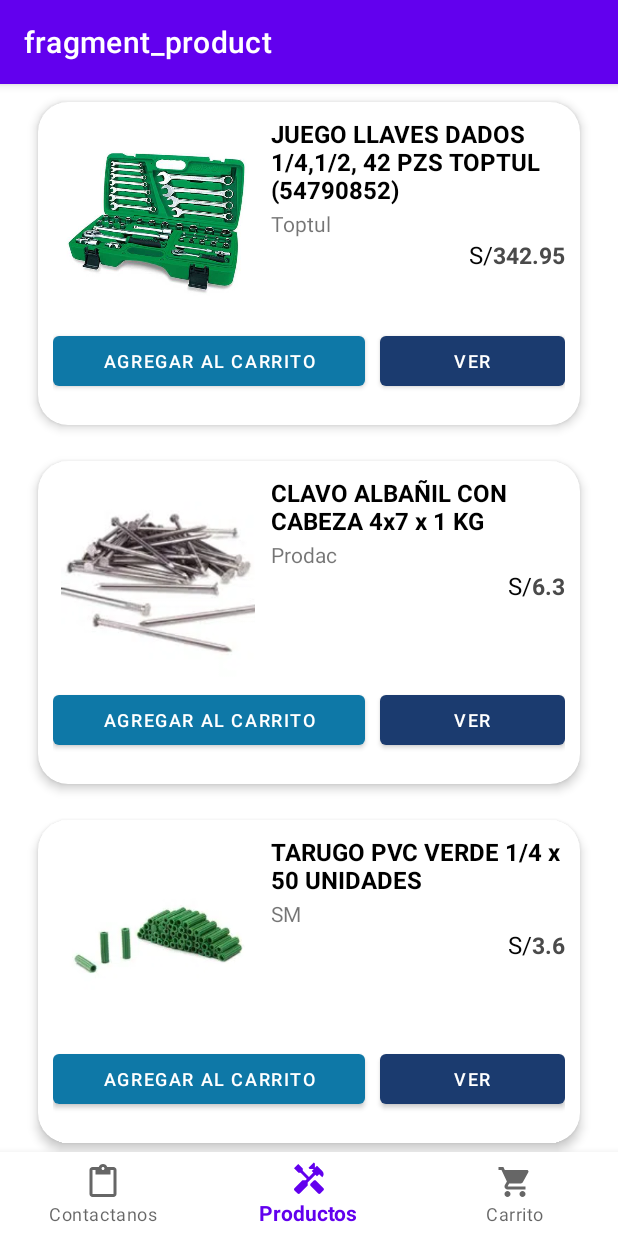
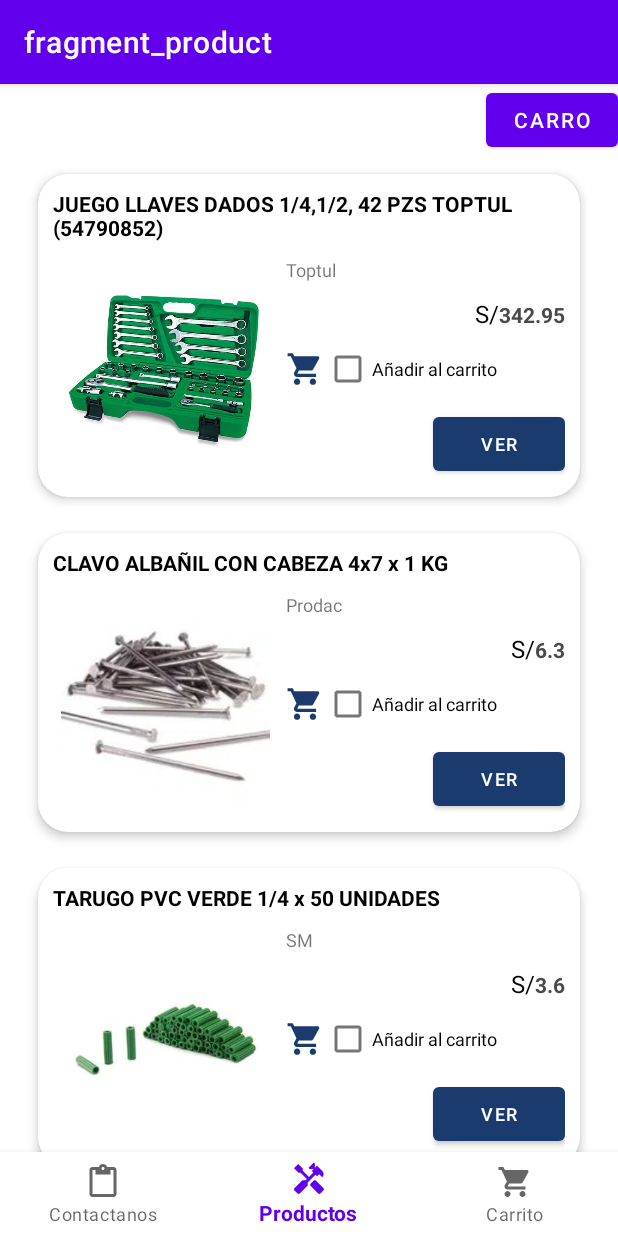
Before and after one commit to Nathoriz/Ferret, an Android app: the ProductFragment screen opened directly, with no data from a screen before it, on a phone screen of 412 x 824 dp. Run offline under Robolectric (Android 15) with nearby library versions, the phone set to English and light mode, and no system bars; our stand-ins replace navigation-ui; 1 statement that could not run was skipped.

Commit message:
Creacion parcial del carrito de compras funcional, falta que se guarde los datos en el carrito y el estado de producto añadido en la lista de productos del fragmentproduct

```diff
--- a/app/build.gradle
+++ b/app/build.gradle
@@ -42,6 +42,9 @@ dependencies {
     implementation 'androidx.lifecycle:lifecycle-livedata-ktx:2.3.1'
     implementation 'androidx.lifecycle:lifecycle-viewmodel-ktx:2.3.1'
     implementation 'androidx.legacy:legacy-support-v4:1.0.0'
+
+    implementation 'androidx.fragment:fragment:1.3.0-alpha07'
+
     testImplementation 'junit:junit:4.+'
     androidTestImplementation 'androidx.test.ext:junit:1.1.2'
     androidTestImplementation 'androidx.test.espresso:espresso-core:3.3.0'
--- a/app/src/main/java/edu/pe/idat/ferreteria/ProductFragment.java
+++ b/app/src/main/java/edu/pe/idat/ferreteria/ProductFragment.java
@@ -2,6 +2,8 @@ package edu.pe.idat.ferreteria;
 
 import android.os.Bundle;
 
+import androidx.annotation.NonNull;
+import androidx.annotation.Nullable;
 import androidx.fragment.app.Fragment;
 import androidx.recyclerview.widget.LinearLayoutManager;
 import android.view.LayoutInflater;
@@ -15,6 +17,7 @@ import edu.pe.idat.ferreteria.modelo.ModelProduct;
 public class ProductFragment extends Fragment {
 
     private FragmentProductBinding binding;
+    AdapterProduct adapter;
 
     ArrayList<ModelProduct> shoppingCart;
 
@@ -27,16 +30,46 @@ public class ProductFragment extends Fragment {
                              Bundle savedInstanceState) {
 
         binding = FragmentProductBinding.inflate(inflater,container,false);
+        binding.rvlistproducts.setLayoutManager(new LinearLayoutManager(getContext()));
+        adapter = new AdapterProduct(getContext());
+        binding.rvlistproducts.setAdapter(adapter);
+        adapter.addProduct(listOfProducts());
 
-        binding.rcproductos.setLayoutManager(new LinearLayoutManager(getContext()));
-        AdapterProduct adapter = new AdapterProduct(getContext());
-
-        binding.rcproductos.setAdapter(adapter);
-
-        adapter.addProduct(listOfProducts());
+        binding.btncarro.setOnClickListener(new View.OnClickListener() {
+            @Override
+            public void onClick(View view) {
+                shoppingCart = adapter.getCartProduct();
+                Bundle bundle = new Bundle();
+                bundle.putParcelableArrayList("data",shoppingCart);
+                getParentFragmentManager().setFragmentResult("key", bundle);
+            }
+        });
 
         return binding.getRoot();
     }
+
+
+/*
+
+    @Override
+    public void onViewCreated(@NonNull View view, @Nullable Bundle saveInstanceState){
+        super.onViewCreated(view,saveInstanceState);
+        binding.btncarro.setOnClickListener(new View.OnClickListener() {
+            @Override
+            public void onClick(View view) {
+                shoppingCart = adapter.getCartProduct();
+                Bundle bundle = new Bundle();
+                bundle.putParcelableArrayList("data",shoppingCart);
+                getParentFragmentManager().setFragmentResult("key", bundle);
+            }
+        });
+    }
+
+*/
+
+
+
+
 
     private ArrayList<ModelProduct> listOfProducts() {
         ArrayList<ModelProduct> product = new ArrayList<>();
--- a/app/src/main/java/edu/pe/idat/ferreteria/adapter/AdapterProduct.java
+++ b/app/src/main/java/edu/pe/idat/ferreteria/adapter/AdapterProduct.java
@@ -2,21 +2,27 @@ package edu.pe.idat.ferreteria.adapter;
 
 import android.content.Context;
 import android.content.Intent;
+import android.os.Bundle;
 import android.view.LayoutInflater;
 import android.view.View;
 import android.view.ViewGroup;
 import android.widget.Button;
+import android.widget.CheckBox;
+import android.widget.CompoundButton;
 import android.widget.ImageView;
 import android.widget.TextView;
+import android.widget.Toast;
 
 import androidx.annotation.NonNull;
 import androidx.cardview.widget.CardView;
+
 import androidx.recyclerview.widget.RecyclerView;
 
 import java.util.ArrayList;
 
 import edu.pe.idat.ferreteria.ProductDetailActivity;
 import edu.pe.idat.ferreteria.R;
+import edu.pe.idat.ferreteria.ShoppingCartFragment;
 import edu.pe.idat.ferreteria.modelo.ModelProduct;
 
 public class AdapterProduct extends RecyclerView.Adapter<AdapterProduct.ViewHolder> {
@@ -27,7 +33,7 @@ public class AdapterProduct extends RecyclerView.Adapter<AdapterProduct.ViewHold
 
      // Nuevo adición
      private ArrayList<ModelProduct> shoppingCartList;
-     // Fin de adición
+
 
     public AdapterProduct(Context context){
         this.context = context;
@@ -36,7 +42,6 @@ public class AdapterProduct extends RecyclerView.Adapter<AdapterProduct.ViewHold
         shoppingCartList = new ArrayList<>();
         // Fin de adición
     }
-
 
     @NonNull
     @Override
@@ -74,26 +79,30 @@ public class AdapterProduct extends RecyclerView.Adapter<AdapterProduct.ViewHold
             }
         });
 
-        holder.addToCart.setOnClickListener(new View.OnClickListener() {
+        holder.addToCart.setOnCheckedChangeListener(new CompoundButton.OnCheckedChangeListener() {
             @Override
-            public void onClick(View v) {
-                if(holder.addToCart.getText() == "AGREGAR AL CARRITO"){
+            public void onCheckedChanged(CompoundButton compoundButton, boolean b) {
+                if(holder.addToCart.isChecked() == true){
                     shoppingCartList.add(item);
-                    holder.addToCart.setText("HOLA");
-                }else if(holder.addToCart.getText() == "ELIMINAR DEL CARRITO"){
+                    mensaje("añadio");
+
+                }else if(holder.addToCart.isChecked() == false){
                     shoppingCartList.remove(item);
-                    holder.addToCart.setText("AGREGAR AL CARRITO");
+                    mensaje("elimino");
                 }
+/*
+                ShoppingCartFragment fragment = new ShoppingCartFragment();
+                Bundle dataProduct = new Bundle();
+
+                dataProduct.putParcelableArrayList("productList",shoppingCartList);
+                //dataProduct.putStringArrayList("productlist",shoppingCartList);
+                fragment.setArguments(dataProduct);
+*/
+            }
+        });
 
 
 
-
-                /*
-                Intent intentDetailProduct = new Intent(context, ProductDetailActivity.class);
-                intentDetailProduct.putExtra("product", item);
-                context.startActivity(intentDetailProduct);*/
-            }
-        });
         // Fin adición
     }
 
@@ -106,18 +115,20 @@ public class AdapterProduct extends RecyclerView.Adapter<AdapterProduct.ViewHold
         TextView name, brand, price;
         ImageView productImage;
         CardView cardView;
-        Button showDetailProduct,addToCart;
+        Button showDetailProduct;
+        CheckBox addToCart;
 
         public ViewHolder(View itemView) {
             super(itemView);
-            name = itemView.findViewById(R.id.txtnombreproducto);
-            brand =  itemView.findViewById(R.id.txtmarcaproducto);
-            price = itemView.findViewById(R.id.txtprecioproducto);
-            productImage = itemView.findViewById(R.id.ivimagenproducto);
-            cardView= itemView.findViewById(R.id.cv);
+            name = itemView.findViewById(R.id.txt_cart_nombreproducto);
+            brand =  itemView.findViewById(R.id.txt_cart_marcaproducto);
+            price = itemView.findViewById(R.id.txt_cart_precioproducto);
+            productImage = itemView.findViewById(R.id.iv_cart_imagenproducto);
+            //cardView= itemView.findViewById(R.id.cvproduct);
+
             // Nuevo adición
             showDetailProduct = itemView.findViewById(R.id.btnshowdetailproduct);
-            addToCart = itemView.findViewById(R.id.btnaddtoshoppingcart);
+            addToCart = itemView.findViewById(R.id.cbaddtocart);
             // Fin adición
         }
     }
@@ -127,4 +138,14 @@ public class AdapterProduct extends RecyclerView.Adapter<AdapterProduct.ViewHold
         list.addAll(data);
         notifyDataSetChanged();
     }
+
+    public ArrayList<ModelProduct> getCartProduct() {
+        return shoppingCartList;
+    }
+
+
+    private void mensaje(String mensaje){
+        Toast.makeText(context,mensaje,
+                Toast.LENGTH_LONG).show();
+    }
 }
--- a/app/src/main/res/drawable/ic_baseline_add_shopping_cart_24.xml
+++ /dev/null
@@ -1,5 +0,0 @@
-<vector android:height="24dp" android:tint="#FFFFFF"
-    android:viewportHeight="24" android:viewportWidth="24"
-    android:width="24dp" xmlns:android="http://schemas.android.com/apk/res/android">
-    <path android:fillColor="@android:color/white" android:pathData="M11,9h2L13,6h3L16,4h-3L13,1h-2v3L8,4v2h3v3zM7,18c-1.1,0 -1.99,0.9 -1.99,2S5.9,22 7,22s2,-0.9 2,-2 -0.9,-2 -2,-2zM17,18c-1.1,0 -1.99,0.9 -1.99,2s0.89,2 1.99,2 2,-0.9 2,-2 -0.9,-2 -2,-2zM7.17,14.75l0.03,-0.12 0.9,-1.63h7.45c0.75,0 1.41,-0.41 1.75,-1.03l3.86,-7.01L19.42,4h-0.01l-1.1,2 -2.76,5L8.53,11l-0.13,-0.27L6.16,6l-0.95,-2 -0.94,-2L1,2v2h2l3.6,7.59 -1.35,2.45c-0.16,0.28 -0.25,0.61 -0.25,0.96 0,1.1 0.9,2 2,2h12v-2L7.42,15c-0.13,0 -0.25,-0.11 -0.25,-0.25z"/>
-</vector>
--- /dev/null
+++ b/app/src/main/res/drawable/ic_baseline_remove_red_eye_24.xml
@@ -0,0 +1,5 @@
+<vector android:height="24dp" android:tint="#FFFFFF"
+    android:viewportHeight="24" android:viewportWidth="24"
+    android:width="24dp" xmlns:android="http://schemas.android.com/apk/res/android">
+    <path android:fillColor="@android:color/white" android:pathData="M12,4.5C7,4.5 2.73,7.61 1,12c1.73,4.39 6,7.5 11,7.5s9.27,-3.11 11,-7.5c-1.73,-4.39 -6,-7.5 -11,-7.5zM12,17c-2.76,0 -5,-2.24 -5,-5s2.24,-5 5,-5 5,2.24 5,5 -2.24,5 -5,5zM12,9c-1.66,0 -3,1.34 -3,3s1.34,3 3,3 3,-1.34 3,-3 -1.34,-3 -3,-3z"/>
+</vector>
--- a/app/src/main/res/layout/fragment_product.xml
+++ b/app/src/main/res/layout/fragment_product.xml
@@ -6,8 +6,16 @@
     android:layout_height="match_parent"
     tools:context=".ProductFragment">
 
+        <Button
+            android:id="@+id/btncarro"
+            android:layout_width="wrap_content"
+            android:layout_height="wrap_content"
+            android:text="carro"
+            app:layout_constraintEnd_toEndOf="parent"
+            app:layout_constraintTop_toTopOf="parent" />
+
         <androidx.recyclerview.widget.RecyclerView
-            android:id="@+id/rcproductos"
+            android:id="@+id/rvlistproducts"
             android:layout_width="0dp"
             android:layout_height="0dp"
             android:paddingLeft="15dp"
@@ -15,5 +23,5 @@
             app:layout_constraintBottom_toBottomOf="parent"
             app:layout_constraintEnd_toEndOf="parent"
             app:layout_constraintStart_toStartOf="parent"
-            app:layout_constraintTop_toTopOf="parent" />
+            app:layout_constraintTop_toBottomOf="@+id/btncarro" />
 </androidx.constraintlayout.widget.ConstraintLayout>
--- a/app/src/main/res/layout/list_product.xml
+++ b/app/src/main/res/layout/list_product.xml
@@ -1,7 +1,7 @@
 <?xml version="1.0" encoding="utf-8"?>
 <androidx.cardview.widget.CardView xmlns:android="http://schemas.android.com/apk/res/android"
     xmlns:app="http://schemas.android.com/apk/res-auto"
-    android:id="@+id/cv"
+    android:id="@+id/cvproduct"
     android:layout_width="match_parent"
     android:layout_height="wrap_content"
     android:animateLayoutChanges="true"
@@ -17,14 +17,24 @@
         android:animateLayoutChanges="true"
         android:orientation="vertical">
 
+        <TextView
+            android:id="@+id/txt_cart_nombreproducto"
+            android:layout_width="match_parent"
+            android:layout_height="wrap_content"
+            android:text="@string/valtxt_listproduct_name"
+            android:textColor="#000000"
+            android:textSize="14sp"
+            android:textStyle="bold" />
+
         <RelativeLayout
             android:layout_width="match_parent"
-            android:layout_height="wrap_content">
+            android:layout_height="wrap_content"
+            android:layout_marginTop="10dp">
 
             <ImageView
-                android:id="@+id/ivimagenproducto"
-                android:layout_width="140dp"
-                android:layout_height="140dp"
+                android:id="@+id/iv_cart_imagenproducto"
+                android:layout_width="150dp"
+                android:layout_height="150dp"
                 android:layout_alignParentStart="true"
                 android:layout_alignParentLeft="true"
                 android:layout_centerVertical="true"
@@ -35,34 +45,25 @@
 
             <LinearLayout
                 android:layout_width="match_parent"
-                android:layout_height="wrap_content"
+                android:layout_height="150dp"
                 android:layout_alignParentTop="true"
                 android:layout_marginStart="5dp"
                 android:layout_marginLeft="5dp"
-                android:layout_toEndOf="@+id/ivimagenproducto"
-                android:layout_toRightOf="@+id/ivimagenproducto"
+                android:layout_toEndOf="@+id/iv_cart_imagenproducto"
+                android:layout_toRightOf="@+id/iv_cart_imagenproducto"
                 android:orientation="vertical">
 
                 <TextView
-                    android:id="@+id/txtnombreproducto"
-                    android:layout_width="match_parent"
-                    android:layout_height="wrap_content"
-                    android:layout_marginBottom="2dp"
-                    android:text="@string/valtxt_listproduct_name"
-                    android:textColor="#000000"
-                    android:textSize="16sp"
-                    android:textStyle="bold" />
-
-                <TextView
-                    android:id="@+id/txtmarcaproducto"
+                    android:id="@+id/txt_cart_marcaproducto"
                     android:layout_width="match_parent"
                     android:layout_height="wrap_content"
                     android:text="@string/valtxt_listproduct_brand"
-                    android:textSize="14sp" />
+                    android:textSize="12sp" />
 
                 <LinearLayout
                     android:layout_width="match_parent"
-                    android:layout_height="match_parent"
+                    android:layout_height="wrap_content"
+                    android:layout_marginTop="10dp"
                     android:orientation="horizontal">
 
                     <TextView
@@ -76,52 +77,63 @@
                         android:textSize="16sp" />
 
                     <TextView
-                        android:id="@+id/txtprecioproducto"
+                        android:id="@+id/txt_cart_precioproducto"
                         android:layout_width="wrap_content"
                         android:layout_height="wrap_content"
                         android:layout_weight="0"
                         android:gravity="end"
                         android:text="@string/valtxt_listproduct_price"
                         android:textColor="#4A4A4A"
-                        android:textSize="15sp"
+                        android:textSize="14sp"
                         android:textStyle="bold" />
+
+                </LinearLayout>
+
+                <LinearLayout
+                    android:layout_width="match_parent"
+                    android:layout_height="wrap_content"
+                    android:layout_marginTop="10dp"
+                    android:gravity="start|center_vertical"
+                    android:orientation="horizontal">
+
+                    <ImageView
+                        android:id="@+id/imageView"
+                        android:layout_width="25dp"
+                        android:layout_height="25dp"
+                        app:srcCompat="@drawable/ic_baseline_shopping_cart_24" />
+
+                    <CheckBox
+                        android:id="@+id/cbaddtocart"
+                        android:layout_width="wrap_content"
+                        android:layout_height="wrap_content"
+                        android:minWidth="20dp"
+                        android:minHeight="20dp"
+                        android:text="Añadir al carrito"
+                        android:textSize="12sp" />
+                </LinearLayout>
+
+                <LinearLayout
+                    android:layout_width="match_parent"
+                    android:layout_height="match_parent"
+                    android:layout_marginTop="10dp"
+                    android:gravity="end"
+                    android:orientation="horizontal">
+
+                    <Button
+                        android:id="@+id/btnshowdetailproduct"
+                        android:layout_width="wrap_content"
+                        android:layout_height="wrap_content"
+                        android:layout_gravity="left"
+                        android:text="Ver"
+                        android:textSize="12sp"
+                        app:backgroundTint="#1B3B6F"
+                        app:iconGravity="textStart"
+                        app:iconPadding="0dp" />
 
                 </LinearLayout>
 
             </LinearLayout>
         </RelativeLayout>
 
-        <LinearLayout
-            android:layout_width="match_parent"
-            android:layout_height="match_parent"
-            android:orientation="horizontal">
-
-            <Button
-                android:id="@+id/btnaddtoshoppingcart"
-                android:layout_width="wrap_content"
-                android:layout_height="45dp"
-                android:layout_gravity="center_horizontal"
-                android:layout_marginTop="10dp"
-                android:layout_marginEnd="10dp"
-                android:layout_marginRight="10dp"
-                android:layout_weight="1"
-                android:text="AGREGAR AL CARRITO"
-                android:textSize="12sp"
-                app:backgroundTint="#FF0E78A7" />
-
-            <Button
-                android:id="@+id/btnshowdetailproduct"
-                android:layout_width="wrap_content"
-                android:layout_height="45dp"
-                android:layout_gravity="center_horizontal"
-                android:layout_marginTop="10dp"
-                android:layout_weight="1"
-                android:text="Ver"
-                android:textSize="12sp"
-                app:backgroundTint="#1B3B6F"
-                app:iconGravity="textStart"
-                app:iconPadding="0dp" />
-        </LinearLayout>
-
     </LinearLayout>
 </androidx.cardview.widget.CardView>
```
Also changed, not shown: app/src/main/java/edu/pe/idat/ferreteria/ShoppingCartFragment.java (+40 -0 lines), app/src/main/java/edu/pe/idat/ferreteria/adapter/AdapterShoppingCart.java (+93 -1 lines), app/src/main/res/layout/fragment_shopping_cart.xml (+11 -1 lines), app/src/main/res/layout/list_cartproduct.xml (added, +131 -0 lines).
